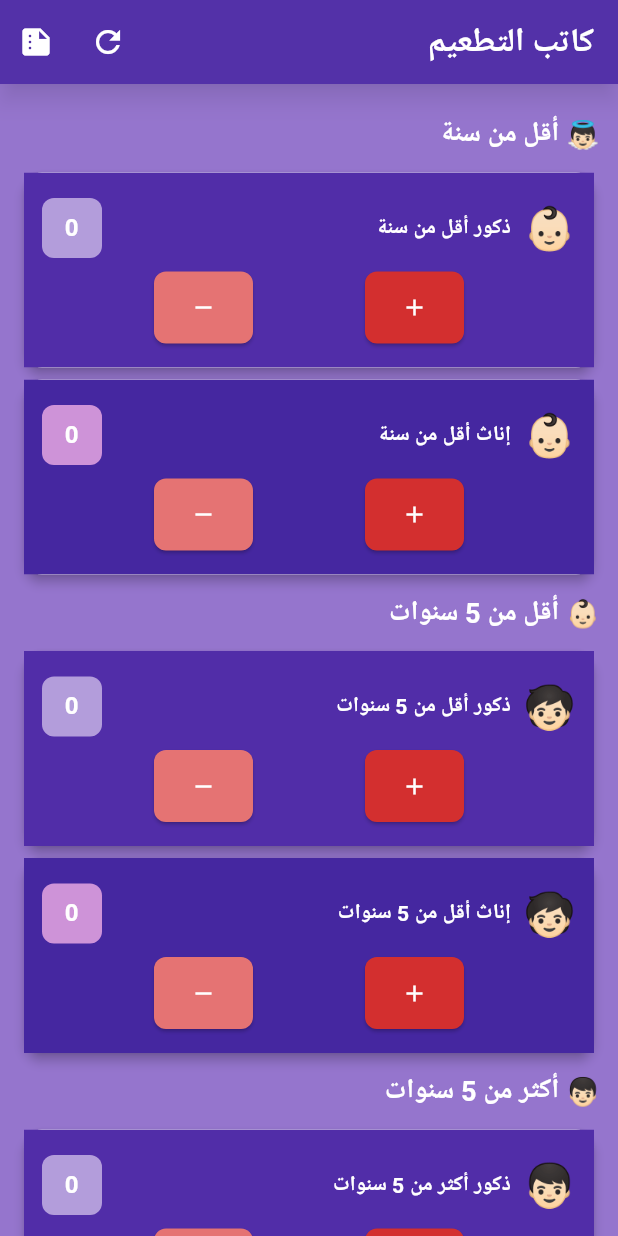
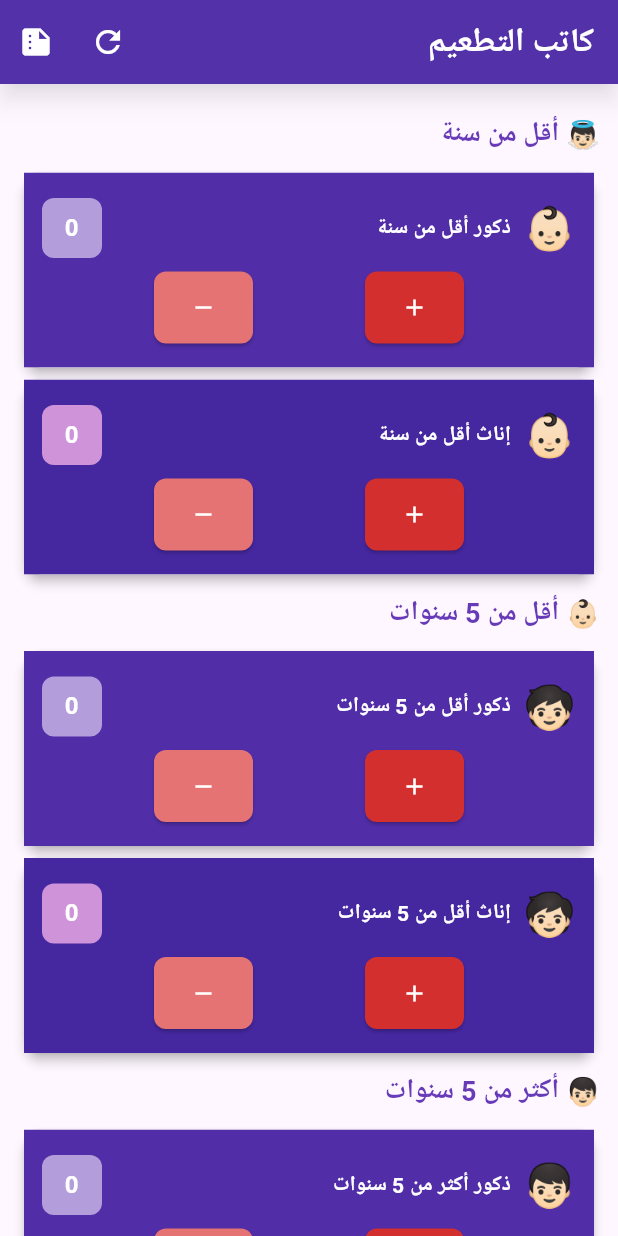
Before and after one commit to ahmedabuhabel/polio_vaccination_tracker, a Flutter app: the RegistrarScreen screen opened directly, on a phone screen of 412 x 824 dp. Run offline on Flutter 3.47's test engine with Material 3 defaults, Android fonts, the phone set to English and light mode, and no system bars; our stand-ins replace get, get_storage, google_fonts; accounts and stored records are empty.

Commit message:
update backgorund registrar

```diff
--- a/lib/registrar/views/registrar_screen.dart
+++ b/lib/registrar/views/registrar_screen.dart
@@ -13,7 +13,6 @@ class RegistrarScreen extends StatelessWidget {
   @override
   Widget build(BuildContext context) {
     return Scaffold(
-      backgroundColor: Colors.deepPurple[300],
       appBar: RegistrarAppbar(controller: controller),
       body: Obx(() {
         return SingleChildScrollView(
--- a/lib/registrar/views/widgets/section_header.dart
+++ b/lib/registrar/views/widgets/section_header.dart
@@ -15,7 +15,7 @@ class SectionHeader extends StatelessWidget {
           style: const TextStyle(
             fontWeight: FontWeight.bold,
             fontSize: 18,
-            color: Colors.white,
+            color: Colors.deepPurple,
           ),
         ),
       ),
```
